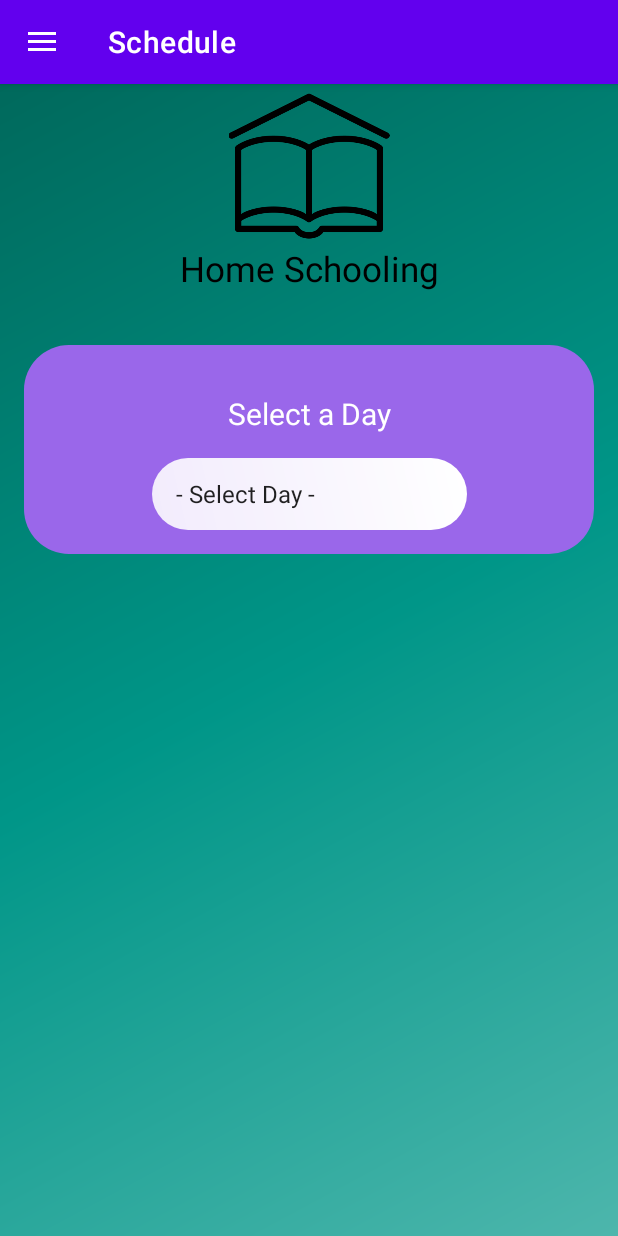
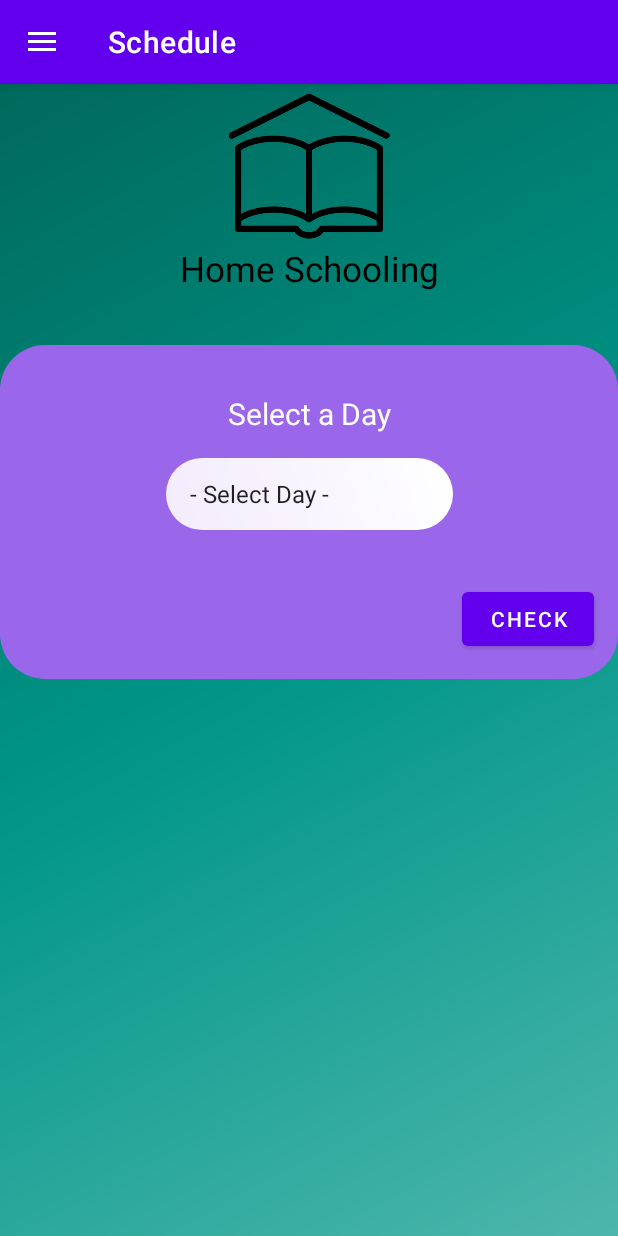
Before and after one commit to NickSx9/HomeSchoolingPlanner, an Android app: the screen it shows after launch (MainActivity), in the side drawer, after a tap on "Schedule", on a phone screen of 412 x 824 dp. Run offline under Robolectric (Android 15) with nearby library versions, the phone set to English and light mode, and no system bars; our stand-ins replace Room's generated code, data binding, navigation-ui; network calls fail.

Commit message:
schedule fragment taking shape

```diff
--- /dev/null
+++ b/app/src/main/java/com/sid1722289/schoolhomeorganiser/Util.kt
@@ -0,0 +1,33 @@
+package com.sid1722289.schoolhomeorganiser
+
+import android.content.res.Resources
+import android.os.Build
+import android.text.Html
+import android.text.Spanned
+import android.util.Log
+import androidx.core.text.HtmlCompat
+import com.sid1722289.schoolhomeorganiser.database.DayData
+import com.sid1722289.schoolhomeorganiser.database.ScheduleData
+
+
+fun formatSchedule(data: List<ScheduleData>, resources: Resources): String {
+    val sb = StringBuilder()
+    sb.apply {
+        append(resources.getString(R.string.title))
+        data.forEach {
+            append("<br>")
+            append(resources.getString(R.string.start_time))
+            append("\t${it.LessonStartTime}<br>")
+            append(resources.getString(R.string.end_time))
+            append("\t${it.LessonFinishTime}<br>")
+            append(resources.getString(R.string.lesson))
+            append("\t${it.lessonName}<br>")
+        }
+    }
+    Log.d("MADE IT HERE", data.size.toString())
+    if (Build.VERSION.SDK_INT >= Build.VERSION_CODES.N) {
+        return Html.fromHtml(sb.toString(), Html.FROM_HTML_MODE_LEGACY).toString()
+    } else {
+        return HtmlCompat.fromHtml(sb.toString(), HtmlCompat.FROM_HTML_MODE_LEGACY).toString()
+    }
+}
--- a/app/src/main/java/com/sid1722289/schoolhomeorganiser/database/LessonDatabaseDao.kt
+++ b/app/src/main/java/com/sid1722289/schoolhomeorganiser/database/LessonDatabaseDao.kt
@@ -50,7 +50,7 @@ interface ScheduleDatabaseDao {
     suspend fun clear()
 
     @Query("SELECT * FROM schedule_data_table WHERE day = :day")
-    suspend fun getData(day: String) : ScheduleData
+    suspend fun getDataList(day: String) : List<ScheduleData>
 }
 
 @Dao
--- a/app/src/main/java/com/sid1722289/schoolhomeorganiser/ui/schedule/ScheduleFragment.kt
+++ b/app/src/main/java/com/sid1722289/schoolhomeorganiser/ui/schedule/ScheduleFragment.kt
@@ -6,22 +6,22 @@ import android.util.Log
 import android.view.LayoutInflater
 import android.view.View
 import android.view.ViewGroup
-import android.widget.AdapterView
-import android.widget.ArrayAdapter
-import android.widget.Spinner
-import android.widget.TextView
+import android.widget.*
 import androidx.fragment.app.Fragment
 import androidx.lifecycle.Observer
 import androidx.lifecycle.ViewModelProvider
+import androidx.lifecycle.map
 import com.sid1722289.schoolhomeorganiser.R
 import com.sid1722289.schoolhomeorganiser.database.DayDatabase
 import com.sid1722289.schoolhomeorganiser.database.ScheduleDatabase
+import com.sid1722289.schoolhomeorganiser.formatSchedule
 import com.sid1722289.schoolhomeorganiser.ui.settings.SettingViewModelFactory
 import com.sid1722289.schoolhomeorganiser.ui.settings.SettingsViewModel
 
 class ScheduleFragment : Fragment() {
 
     private lateinit var scheduleViewModel: ScheduleViewModel
+    private var selectedDay = ""
 
     override fun onCreateView(
         inflater: LayoutInflater,
@@ -32,7 +32,8 @@ class ScheduleFragment : Fragment() {
 //            ViewModelProvider(this).get(ScheduleViewModel::class.java)
         val root = inflater.inflate(R.layout.fragment_schedule, container, false)
         val textView: TextView = root.findViewById(R.id.text_schedule)
-
+        val checkButton: Button = root.findViewById(R.id.buttonCheck)
+        val displayText: TextView = root.findViewById(R.id.dataDisplay)
 
         val application = requireNotNull(this.activity).application
         val dataSource = ScheduleDatabase.getInstance(application).scheduleDatabaseDao
@@ -55,13 +56,23 @@ class ScheduleFragment : Fragment() {
             }
 
             override fun onItemSelected(parent: AdapterView<*>?, view: View?, position: Int, id: Long) {
-
+              selectedDay = daySpinner.selectedItem.toString()
             }
         }
         scheduleViewModel.text.observe(viewLifecycleOwner, Observer {
             textView.text = it
         })
+        checkButton.setOnClickListener{
+            if(selectedDay != "")
+            {
+                scheduleViewModel.getDataFromDatabase(selectedDay)
+                Log.d("TEST", scheduleViewModel.scheduleData.size.toString())
+                displayText.text = formatSchedule(scheduleViewModel.scheduleData, application.resources)
+            }
+        }
+
         return root
     }
 
+
 }
--- a/app/src/main/res/layout/fragment_schedule.xml
+++ b/app/src/main/res/layout/fragment_schedule.xml
@@ -1,11 +1,21 @@
 <?xml version="1.0" encoding="utf-8"?>
-<androidx.constraintlayout.widget.ConstraintLayout xmlns:android="http://schemas.android.com/apk/res/android"
+<layout xmlns:android="http://schemas.android.com/apk/res/android"
     xmlns:app="http://schemas.android.com/apk/res-auto"
-    xmlns:tools="http://schemas.android.com/tools"
+    xmlns:tools="http://schemas.android.com/tools">
+
+    <data>
+
+        <variable
+            name="scheduleViewModel"
+            type="com.sid1722289.schoolhomeorganiser.ui.schedule.ScheduleViewModel" />
+    </data>
+
+<androidx.constraintlayout.widget.ConstraintLayout
     android:layout_width="match_parent"
     android:layout_height="match_parent"
     android:background="@drawable/side_nav_bar"
     tools:context=".ui.schedule.ScheduleFragment">
+
 
     <TextView
         android:id="@+id/text_schedule"
@@ -30,20 +40,30 @@
         app:layout_constraintTop_toTopOf="parent"
         android:contentDescription="@string/CompanyLogo" />
 
+    <ScrollView
+        android:layout_width="match_parent"
+        android:layout_height="match_parent"
+        tools:layout_editor_absoluteX="16dp"
+        tools:layout_editor_absoluteY="206dp">
+
+        <androidx.constraintlayout.widget.ConstraintLayout
+            android:layout_width="match_parent"
+            android:layout_height="wrap_content"
+            android:orientation="vertical">
+
             <androidx.constraintlayout.widget.ConstraintLayout
                 android:id="@+id/tilebackground"
                 android:layout_width="match_parent"
                 android:layout_height="wrap_content"
-        android:layout_marginStart="16dp"
-        android:layout_marginTop="35dp"
-        android:layout_marginEnd="16dp"
+                android:layout_marginTop="174dp"
                 android:background="@drawable/home_text_background"
                 android:paddingTop="16dp"
                 android:paddingBottom="16dp"
+                app:layout_constraintBottom_toBottomOf="parent"
                 app:layout_constraintEnd_toEndOf="parent"
-        app:layout_constraintHorizontal_bias="1.0"
                 app:layout_constraintStart_toStartOf="parent"
-        app:layout_constraintTop_toBottomOf="@+id/text_schedule">
+                app:layout_constraintTop_toTopOf="parent">
+
 
                 <TextView
                     android:id="@+id/selectDayLabel"
@@ -59,15 +79,38 @@
 
                 <Spinner
                     android:id="@+id/dayScheduleSpinner"
-            android:layout_width="210dp"
-            android:layout_height="wrap_content"
+                    android:layout_width="191dp"
+                    android:layout_height="0dp"
                     android:layout_marginTop="16dp"
                     android:background="@drawable/dropdown_settings"
                     android:visibility="visible"
                     app:layout_constraintEnd_toEndOf="parent"
                     app:layout_constraintStart_toStartOf="parent"
                     app:layout_constraintTop_toBottomOf="@+id/selectDayLabel" />
+
+                <TextView
+                    android:id="@+id/dataDisplay"
+                    android:layout_width="wrap_content"
+                    android:layout_height="wrap_content"
+                    android:layout_marginTop="16dp"
+                    app:layout_constraintEnd_toEndOf="parent"
+                    app:layout_constraintStart_toStartOf="parent"
+                    app:layout_constraintTop_toBottomOf="@+id/dayScheduleSpinner" />
+
+                <Button
+                    android:id="@+id/buttonCheck"
+                    android:layout_width="wrap_content"
+                    android:layout_height="wrap_content"
+                    android:layout_marginEnd="16dp"
+                    android:text="Check"
+                    app:layout_constraintBottom_toBottomOf="parent"
+                    app:layout_constraintEnd_toEndOf="parent"
+                    app:layout_constraintTop_toBottomOf="@+id/dataDisplay" />
             </androidx.constraintlayout.widget.ConstraintLayout>
+
+        </androidx.constraintlayout.widget.ConstraintLayout>
+    </ScrollView>
 
 
 </androidx.constraintlayout.widget.ConstraintLayout>
+</layout>
--- a/app/src/main/res/values/strings.xml
+++ b/app/src/main/res/values/strings.xml
@@ -148,6 +148,14 @@
     <string name="label_endTime">End Time:</string>
     <string name="label_breakTime">Break Time:</string>
 
+    <!-- Output to TextView styled with a little HTML -->
+    <string name="title"><![CDATA[<h2>Lesson Notes</h2>]]></string>
+    <string name="start_time"><![CDATA[<b>Start: </b>]]></string>
+    <string name="end_time"><![CDATA[<b>End: </b>]]></string>
+    <string name="lesson"><![CDATA[<b>Lesson: </b>]]></string>
+
+
+
     <string name="education_text">A collection of educational links have been put together and listed below.</string>
     <!-- TODO: Remove or change this placeholder text -->
     <string name="hello_blank_fragment">Hello blank fragment</string>
```
Also changed, not shown: app/src/main/java/com/sid1722289/schoolhomeorganiser/ui/lesson/LessonViewModel.kt (+63 -63 lines), app/src/main/java/com/sid1722289/schoolhomeorganiser/ui/schedule/ScheduleViewModel.kt (+49 -3 lines). Lines whose indentation alone changed are shown as unchanged.
